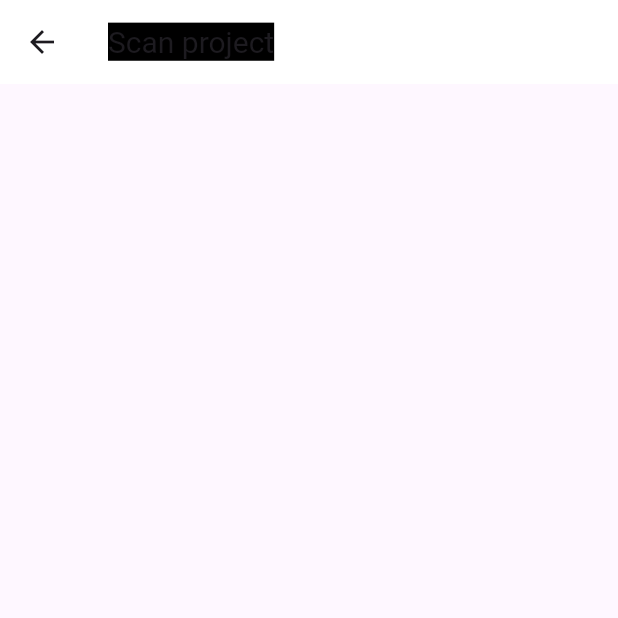
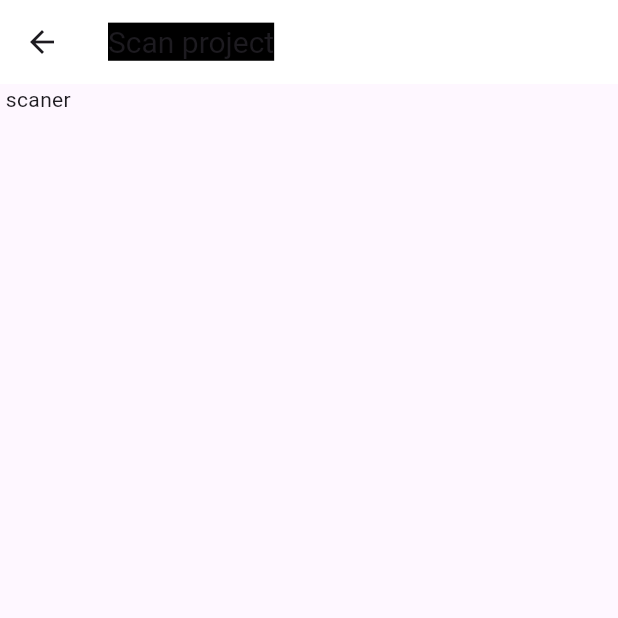
Before and after one commit to shivamkathait19/scan, a Flutter app: the projectX screen opened directly, on a phone screen of 412 x 824 dp, the top half of it. Run offline on Flutter 3.47's test engine with Material 3 defaults, Android fonts, the phone set to English and light mode, and no system bars.

Commit message:
Update MakeScreen.dart

```diff
--- a/lib/MakeScreen.dart
+++ b/lib/MakeScreen.dart
@@ -12,7 +12,7 @@ class projectX extends StatelessWidget {
       ),
       body: Column(
         children: [
-
+  Text (" scaner ")
         ],
       ),
     );
```
